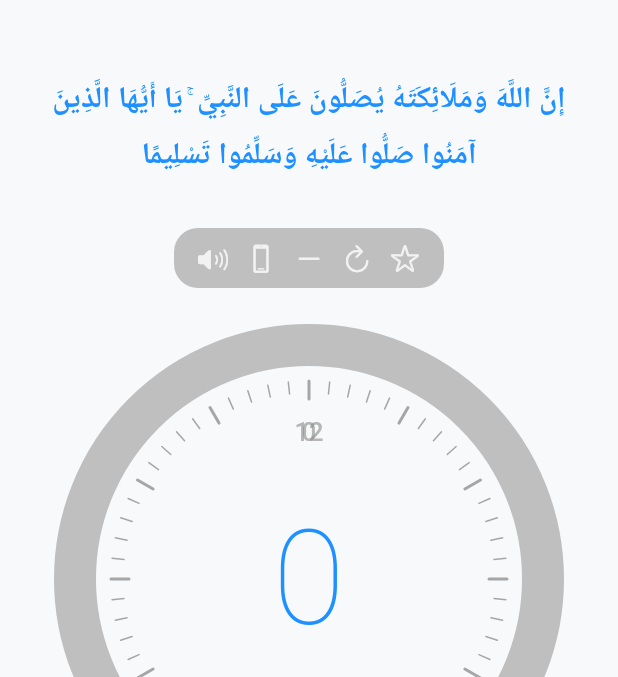
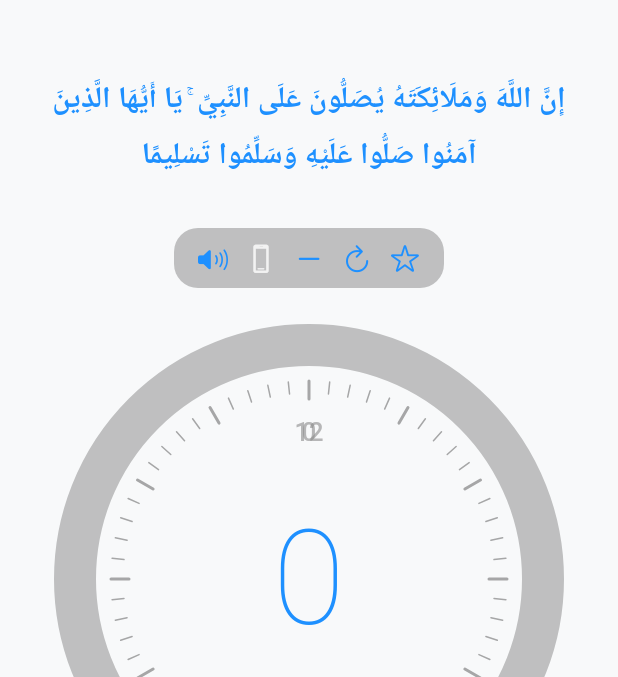
Before and after one commit to ahmed-sufi7/tasbi, a Flutter app: the screen it shows after launch, on a phone screen of 412 x 824 dp, the part 72-749 px from its top. Run offline on Flutter 3.47's test engine with Material 3 defaults, Android fonts, the phone set to English and light mode, and no system bars; drawn by our look-alikes of google_mobile_ads; our stand-ins replace audioplayers, firebase_core, firebase_messaging, flutter_local_notifications, in_app_purchase, shared_preferences and 2 more; accounts and stored records are empty; network calls fail.

Commit message:
count vibration

```diff
--- a/lib/screens/counter_screen.dart
+++ b/lib/screens/counter_screen.dart
@@ -1,5 +1,6 @@
 import 'package:flutter/material.dart';
 import 'package:flutter/cupertino.dart';
+import 'package:flutter/services.dart';
 import 'package:provider/provider.dart';
 import 'package:google_mobile_ads/google_mobile_ads.dart';
 import 'package:audioplayers/audioplayers.dart';
@@ -25,7 +26,7 @@ class _CounterScreenState extends State<CounterScreen> with TickerProviderStateM
   late AnimationController _rotateController;
   late Animation<double> _rotateAnimation;
   final AudioPlayer _audioPlayer = AudioPlayer();
-  bool _isSoundEnabled = false;
+  bool _isSoundEnabled = true; // Sound enabled by default
   bool _isVibrateEnabled = false;
 
   @override
@@ -93,9 +94,10 @@ class _CounterScreenState extends State<CounterScreen> with TickerProviderStateM
 
     // Vibration/Haptic feedback based on vibrate toggle
     if (_isVibrateEnabled) {
-      HapticHelper.heavy(); // Heavy haptic for noticeable vibration when enabled
+      HapticFeedback.vibrate(); // Actual vibration when enabled
+    } else {
+      HapticHelper.light(); // Light haptic feedback when disabled
     }
-    // No haptic feedback when vibrate is disabled
 
     // Check if target reached (only for non-unlimited mode)
     if (!counterProvider.isUnlimitedMode &&
@@ -398,6 +400,7 @@ class _CounterScreenState extends State<CounterScreen> with TickerProviderStateM
           _buildActionButton(
             icon: CupertinoIcons.minus,
             isEnabled: counterProvider.currentCount > 0,
+            alwaysBlue: true,
             onTap: () {
               counterProvider.decrement();
               HapticHelper.light();
@@ -409,6 +412,7 @@ class _CounterScreenState extends State<CounterScreen> with TickerProviderStateM
           _buildActionButton(
             icon: CupertinoIcons.arrow_clockwise,
             isEnabled: counterProvider.isSessionActive && counterProvider.currentCount > 0,
+            alwaysBlue: true,
             onTap: () {
               _showResetDialog();
             },
@@ -418,6 +422,7 @@ class _CounterScreenState extends State<CounterScreen> with TickerProviderStateM
           // Rate button
           _buildActionButton(
             icon: CupertinoIcons.star,
+            alwaysBlue: true,
             onTap: () {
               // TODO: Open rate dialog/store
               HapticHelper.light();
@@ -433,14 +438,15 @@ class _CounterScreenState extends State<CounterScreen> with TickerProviderStateM
     required VoidCallback onTap,
     bool isEnabled = true,
     bool isActive = false,
+    bool alwaysBlue = false,
   }) {
     return GestureDetector(
       onTap: isEnabled ? onTap : null,
       child: Icon(
         icon,
         size: 20,
-        color: isActive
-            ? const Color(0xFF1E90FF) // Blue when active
+        color: (isActive || alwaysBlue)
+            ? const Color(0xFF1E90FF) // Blue when active or always blue
             : Colors.white.withOpacity(0.8), // White when inactive
       ),
     );
```
